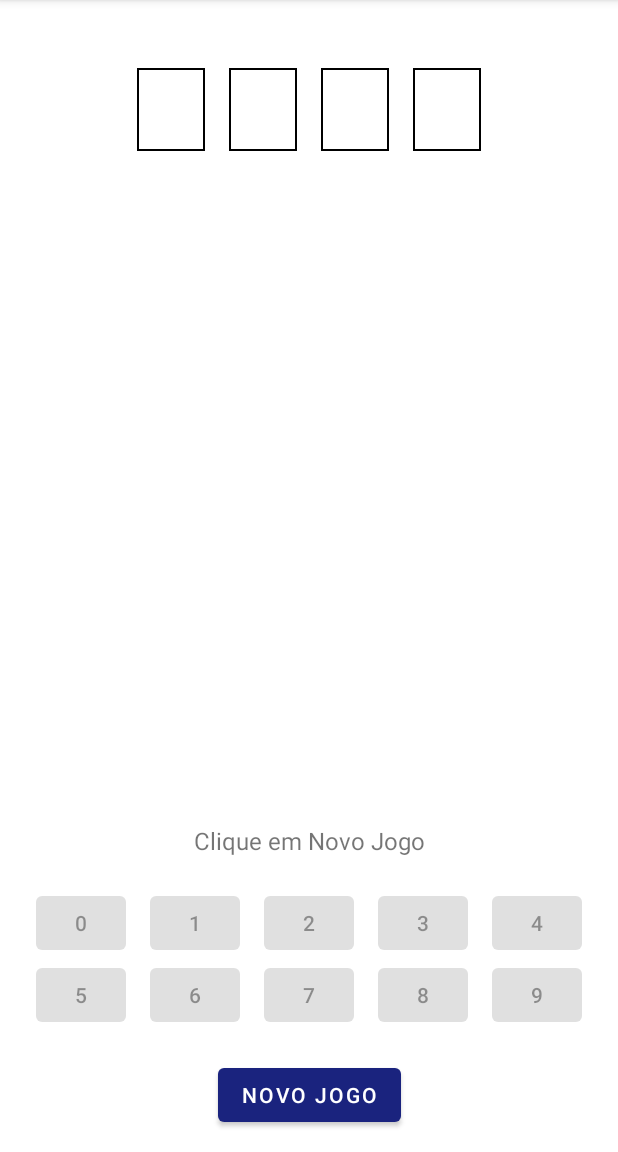
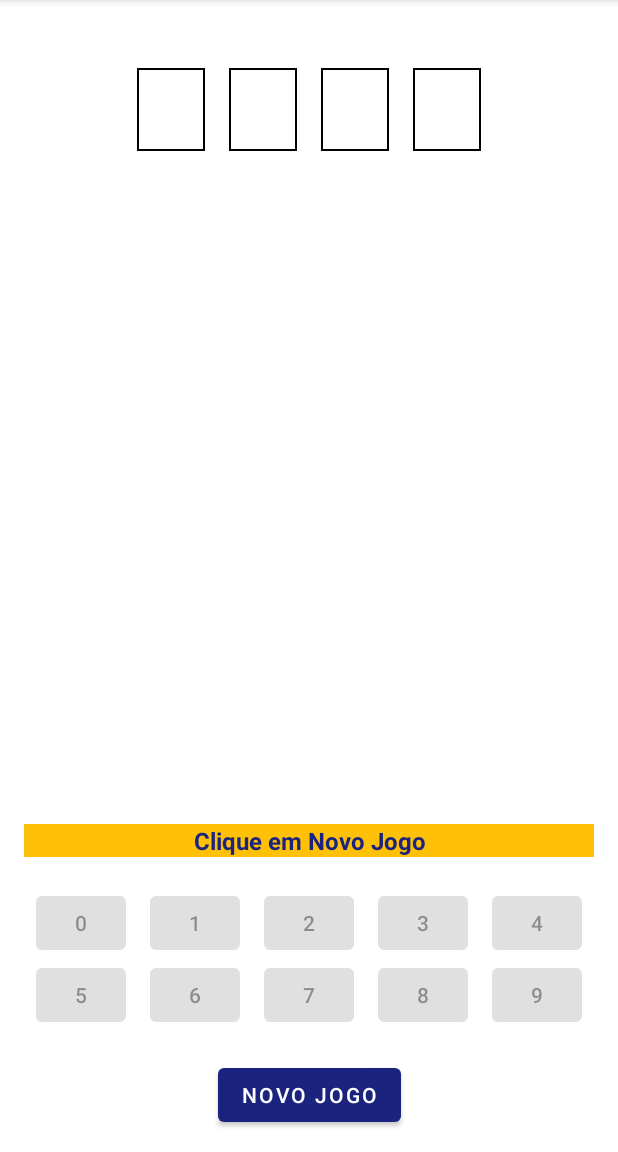
Before and after one commit to fleichtweis/MasterSenha, an Android app: the screen it shows after launch (MainActivity), on a phone screen of 412 x 824 dp, the part 84-1236 px from its top. Run offline under Robolectric (Android 15) with nearby library versions, the phone set to English and light mode, and no system bars.

Commit message:
Alterado design textview informação. Nomes preferências alterados para arquivo strings.xml. Corrigido bugs (se jogando ou não para informações; onBackPressed)

```diff
--- a/app/src/main/java/com/fleichtweis/mastersenha/MainActivity.kt
+++ b/app/src/main/java/com/fleichtweis/mastersenha/MainActivity.kt
@@ -1,13 +1,9 @@
 package com.fleichtweis.mastersenha
 
-import android.annotation.SuppressLint
 import android.app.AlertDialog
 import android.content.Context
-import android.content.DialogInterface
 import android.content.Intent
 import android.content.SharedPreferences
-import android.graphics.Color
-import android.graphics.Typeface
 import androidx.appcompat.app.AppCompatActivity
 import android.os.Bundle
 import android.text.SpannableString
@@ -34,9 +30,10 @@ class MainActivity : AppCompatActivity() {
 
     // Variáveis de configurações
     var numeroCasas: Int = 4
-    var numeroTentativas: Int = 5 //Conforme dificuldade escolhida o número varia.
+    var numeroTentativas: Int = 5 //Conforme dificuldade escolhida o número varia. (Fácil = 5; Díficil = 10)
     var numerosDistintos: Boolean = true
     var dificuldade: Int = 1
+    var exibeTutorial: Boolean = true
 
     // Variáveis
     var senha: IntArray = IntArray(numeroCasas)
@@ -104,7 +101,7 @@ class MainActivity : AppCompatActivity() {
 
         btnReset.setOnClickListener {
 
-            if(tentativa != 1) {
+            if(jogando && tentativa != 1) {
                 val builder = AlertDialog.Builder(this)
                 builder.setTitle(R.string.dialog_titulo_encerrar_jogo)
                     .setMessage(R.string.dialog_mensagem_encerrar_jogo)
@@ -127,7 +124,7 @@ class MainActivity : AppCompatActivity() {
 
 
         //Carrega as configurações salvas
-        sharedPreferences = getSharedPreferences("ConfiguracoesPref", Context.MODE_PRIVATE)
+        sharedPreferences = getSharedPreferences(getString(R.string.pref_config), Context.MODE_PRIVATE)
         carregaConfiguracoes()
 
         //Função já chama as configurações iniciais
@@ -182,14 +179,30 @@ class MainActivity : AppCompatActivity() {
     }
 
     private fun carregaConfiguracoes() {
-        numeroCasas = sharedPreferences.getInt("numeroCasas", 4)
-        numerosDistintos = sharedPreferences.getBoolean("numerosDistintos", true)
-        dificuldade = sharedPreferences.getInt("dificuldade", 1)
+        numeroCasas = sharedPreferences.getInt(getString(R.string.pref_config_numero_casas), 4)
+        numerosDistintos = sharedPreferences.getBoolean(getString(R.string.pref_config_numeros_distintos), true)
+        dificuldade = sharedPreferences.getInt(getString(R.string.pref_config_dificuldade), 1)
+        exibeTutorial = sharedPreferences.getBoolean(getString(R.string.pref_config_tutorial), true)
 
         when(dificuldade){
             1 -> numeroTentativas = 5
             3 -> numeroTentativas = 10
             else -> numeroTentativas = 10
+        }
+
+        if (exibeTutorial){
+            val builder = AlertDialog.Builder(this)
+            builder.setTitle(R.string.txt_config_regras_jogo)
+                .setMessage(R.string.txt_config_regras_jogo_dificil)
+                .setPositiveButton(R.string.dialog_sim) { dialog, _ ->
+                    dialog.cancel()
+                }
+                .setNegativeButton(R.string.dialog_nao) { dialog, _ ->
+                    dialog.cancel()
+                }
+
+            val dialog: AlertDialog? = builder.create()
+            dialog?.show()
         }
     }
 
@@ -201,7 +214,7 @@ class MainActivity : AppCompatActivity() {
 
     //Ação do botão voltar do Android pressionado.
     override fun onBackPressed() {
-        if(tentativa != 1) {
+        if(jogando && tentativa != 1) {
             val builder = AlertDialog.Builder(this)
             builder.setTitle(R.string.dialog_titulo_encerrar_jogo)
                 .setMessage(R.string.dialog_mensagem_encerrar_jogo)
@@ -215,8 +228,9 @@ class MainActivity : AppCompatActivity() {
 
             val dialog: AlertDialog? = builder.create()
             dialog?.show()
+        }else {
+            super.onBackPressed()
         }
-        super.onBackPressed()
     }
 
     //Menu
@@ -435,11 +449,11 @@ class MainActivity : AppCompatActivity() {
     private fun modificaTextoInformacao() {
         when(tentativa){
             1, 2 -> txtInfo.text = getText(R.string.txt_frase_efeito1)
-            3, 4 -> txtInfo.text = getText(R.string.txt_frase_efeito2)
-            5 -> if (dificuldade == 1) txtInfo.text = getText(R.string.txt_frase_efeito4)
-            6, 7, 8 -> txtInfo.text = getText(R.string.txt_frase_efeito3)
-            9 -> txtInfo.text = getText(R.string.txt_frase_efeito2)
-            10 -> txtInfo.text = getText(R.string.txt_frase_efeito4)
+            3 -> txtInfo.text = getText(R.string.txt_frase_efeito2)
+            4 -> if (dificuldade == 1) txtInfo.text = getText(R.string.txt_frase_efeito4)
+            5, 6 -> txtInfo.text = getText(R.string.txt_frase_efeito3)
+            7, 8 -> txtInfo.text = getText(R.string.txt_frase_efeito2)
+            9 -> txtInfo.text = getText(R.string.txt_frase_efeito4)
             else -> txtInfo.text = getText(R.string.txt_frase_efeito1)
         }
     }
@@ -708,9 +722,9 @@ class MainActivity : AppCompatActivity() {
     fun fimJogo(){
         jogoFinalizado = true
         //informa se ganhou ou perdeu.
-        txtInfo.setTypeface(null, Typeface.BOLD)
-        txtInfo.setTextColor(getColor(R.color.indigo_900))
-        txtInfo.setBackgroundColor(getColor(R.color.amber_500))
+        //txtInfo.setTypeface(null, Typeface.BOLD)
+        //txtInfo.setTextColor(getColor(R.color.indigo_900))
+        //txtInfo.setBackgroundColor(getColor(R.color.amber_500))
         if (vitoria){
             txtInfo.text = getText(R.string.txt_vitoria)
         } else {
--- a/app/src/main/res/layout/activity_main.xml
+++ b/app/src/main/res/layout/activity_main.xml
@@ -393,9 +393,12 @@
         android:layout_marginStart="16dp"
         android:layout_marginEnd="16dp"
         android:layout_marginBottom="8dp"
+        android:background="@color/amber_500"
         android:text="@string/txt_clique_novo_jogo"
         android:textAlignment="center"
+        android:textColor="@color/indigo_900"
         android:textSize="16sp"
+        android:textStyle="bold"
         app:layout_constraintBottom_toTopOf="@+id/btn2"
         app:layout_constraintEnd_toEndOf="parent"
         app:layout_constraintStart_toStartOf="parent"
--- a/app/src/main/res/values/strings.xml
+++ b/app/src/main/res/values/strings.xml
@@ -1,5 +1,14 @@
 <resources>
     <string name="app_name">Master Senha</string>
+
+
+    <!-- Textos Preferências (SharedPreference) -->
+    <string name="pref_config">PREF_CONFIGURACAO</string>
+    <string name="pref_config_numero_casas">numeroCasas</string>
+    <string name="pref_config_numeros_distintos">numerosDistintos</string>
+    <string name="pref_config_dificuldade">dificuldade</string>
+    <string name="pref_config_tutorial">tutorial</string>
+
 
     <!-- Main Activity -->
     <string name="txt_vitoria">VOCÊ GANHOU!!</string>
@@ -78,7 +87,7 @@
     <string name="txt_config_regras_jogo_dificil">
         Exemplo da dica para nível difícil\n\n
         Tentativa 1\n
-        7 - 2 - 1 - 6 --- 2 | 1\n\n
+        7 - 3 - 9 - 6 --- 2 | 1\n\n
         2 -> Possui 2 números corretos na posição correta.\n
         1 -> Possui 1 números corretos na posição errada.\n
     </string>
```
Also changed, not shown: app/src/main/java/com/fleichtweis/mastersenha/ConfiguracoesActivity.kt (+9 -9 lines).
